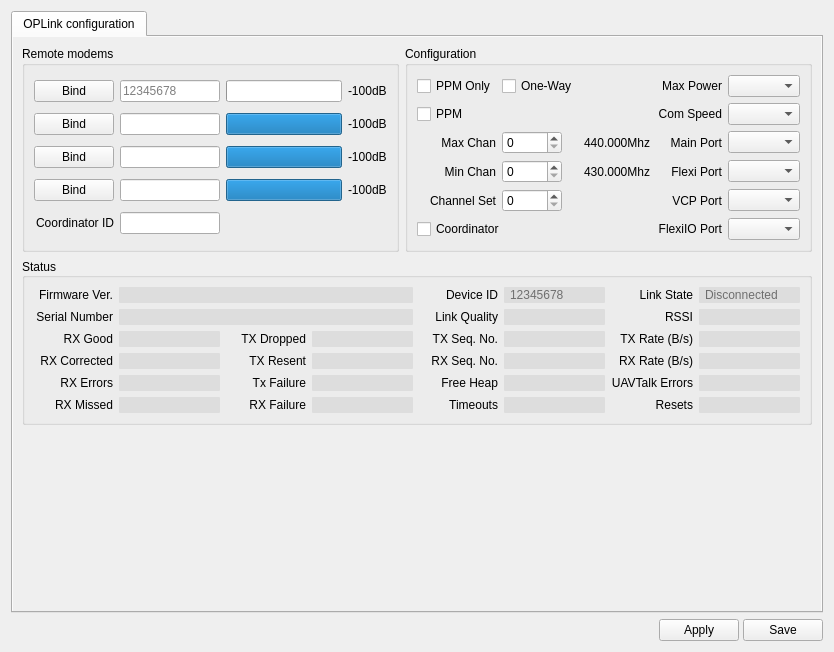
The window that ground/openpilotgcs/src/plugins/config/pipxtreme.ui (openpilot/OpenPilot) describes before a commit, drawn with Qt 5.
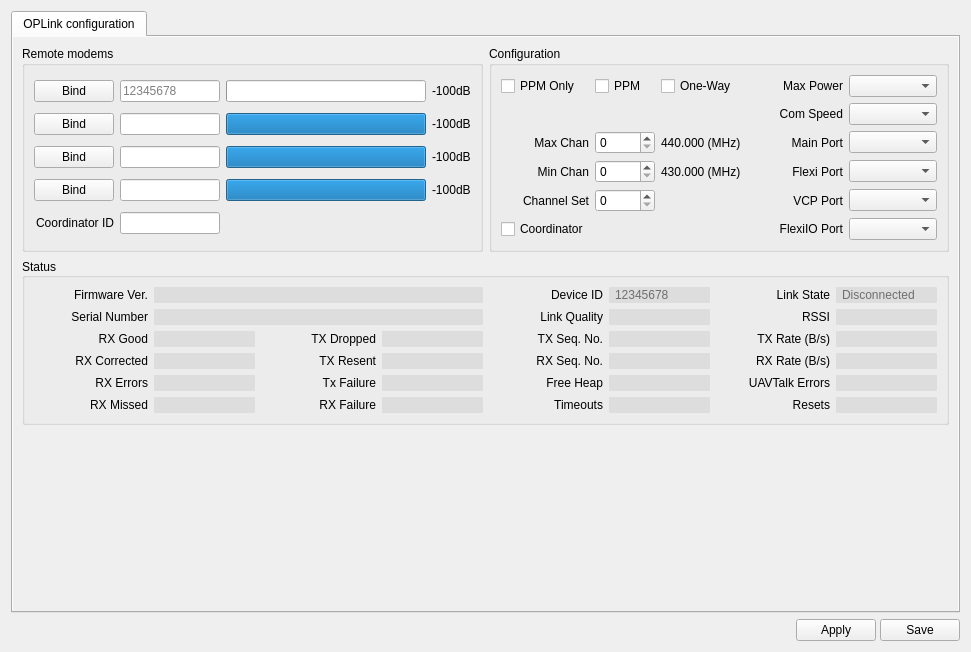
The same window after the commit. Icons and pictures are not drawn.

Commit message: OP-1674 Changes from review : added constants and set limits - UI changes, Freq close to channel number.

What changed in the file:
```diff
--- a/ground/openpilotgcs/src/plugins/config/pipxtreme.ui
+++ b/ground/openpilotgcs/src/plugins/config/pipxtreme.ui
@@ -6,7 +6,7 @@
    <rect>
     <x>0</x>
     <y>0</y>
-    <width>834</width>
+    <width>971</width>
     <height>652</height>
    </rect>
   </property>
@@ -49,8 +49,8 @@
            <rect>
             <x>0</x>
             <y>0</y>
-            <width>835</width>
-            <height>545</height>
+            <width>949</width>
+            <height>558</height>
            </rect>
           </property>
           <layout class="QGridLayout" name="gridLayout_5">
@@ -350,54 +350,6 @@
                 </property>
                </widget>
               </item>
-              <item row="0" column="0">
-               <widget class="QCheckBox" name="PPMOnly">
-                <property name="font">
-                 <font>
-                  <weight>50</weight>
-                  <bold>false</bold>
-                 </font>
-                </property>
-                <property name="statusTip">
-                 <string>Only PPM packets will be transmitted.</string>
-                </property>
-                <property name="text">
-                 <string>PPM Only</string>
-                </property>
-               </widget>
-              </item>
-              <item row="0" column="1">
-               <widget class="QCheckBox" name="OneWayLink">
-                <property name="font">
-                 <font>
-                  <weight>50</weight>
-                  <bold>false</bold>
-                 </font>
-                </property>
-                <property name="statusTip">
-                 <string>If selected, data will only be transmitted from the coordinator to the Rx modem.</string>
-                </property>
-                <property name="text">
-                 <string>One-Way</string>
-                </property>
-               </widget>
-              </item>
-              <item row="4" column="0">
-               <widget class="QCheckBox" name="PPM">
-                <property name="font">
-                 <font>
-                  <weight>50</weight>
-                  <bold>false</bold>
-                 </font>
-                </property>
-                <property name="statusTip">
-                 <string>PPM packets will be received by this modem.  Must be selected if Coordinator modem is configured for PPM.</string>
-                </property>
-                <property name="text">
-                 <string>PPM</string>
-                </property>
-               </widget>
-              </item>
               <item row="10" column="0" colspan="2">
                <widget class="QCheckBox" name="Coordinator">
                 <property name="font">
@@ -418,12 +370,12 @@
                <widget class="QLabel" name="MaxFreq">
                 <property name="maximumSize">
                  <size>
-                  <width>105</width>
+                  <width>110</width>
                   <height>16777215</height>
                  </size>
                 </property>
                 <property name="text">
-                 <string>440.000Mhz</string>
+                 <string>440.000 (MHz)</string>
                 </property>
                </widget>
               </item>
@@ -431,12 +383,63 @@
                <widget class="QLabel" name="MinFreq">
                 <property name="maximumSize">
                  <size>
-                  <width>105</width>
+                  <width>110</width>
                   <height>16777215</height>
                  </size>
                 </property>
                 <property name="text">
-                 <string>430.000Mhz</string>
+                 <string>430.000 (MHz)</string>
+                </property>
+               </widget>
+              </item>
+              <item row="0" column="2">
+               <widget class="QCheckBox" name="OneWayLink">
+                <property name="font">
+                 <font>
+                  <weight>50</weight>
+                  <bold>false</bold>
+                 </font>
+                </property>
+                <property name="acceptDrops">
+                 <bool>false</bool>
+                </property>
+                <property name="statusTip">
+                 <string>If selected, data will only be transmitted from the coordinator to the Rx modem.</string>
+                </property>
+                <property name="text">
+                 <string>One-Way</string>
+                </property>
+               </widget>
+              </item>
+              <item row="0" column="0">
+               <widget class="QCheckBox" name="PPMOnly">
+                <property name="font">
+                 <font>
+                  <weight>50</weight>
+                  <bold>false</bold>
+                 </font>
+                </property>
+                <property name="statusTip">
+                 <string>Only PPM packets will be transmitted.</string>
+                </property>
+                <property name="text">
+                 <string>PPM Only</string>
+                </property>
+               </widget>
+              </item>
+              <item row="0" column="1">
+               <widget class="QCheckBox" name="PPM">
+                <property name="font">
+                 <font>
+                  <weight>50</weight>
+                  <bold>false</bold>
+                 </font>
+                </property>
+                <property name="statusTip">
+                 <string>PPM packets will be received by this modem.  Must be selected if Coordinator modem is configured for PPM.</string>
+                </property>
+                <property name="text">
+                 <string>PPM</string>
                 </property>
                </widget>
               </item>
```
The commit also changes 2 other files.
